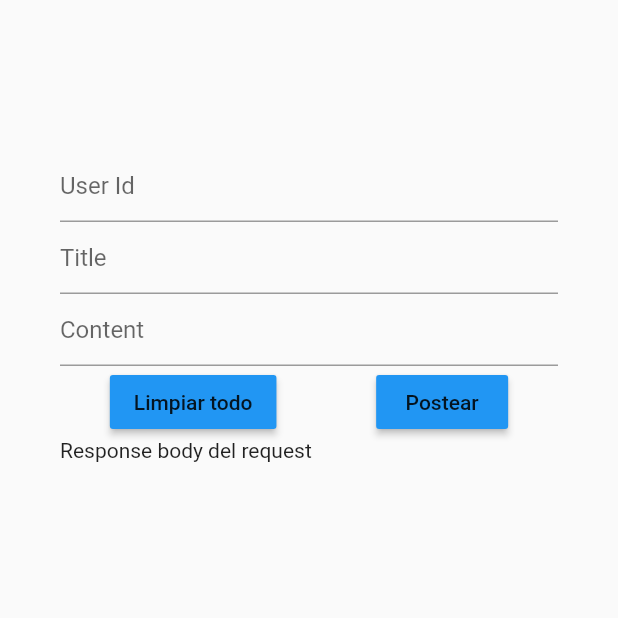
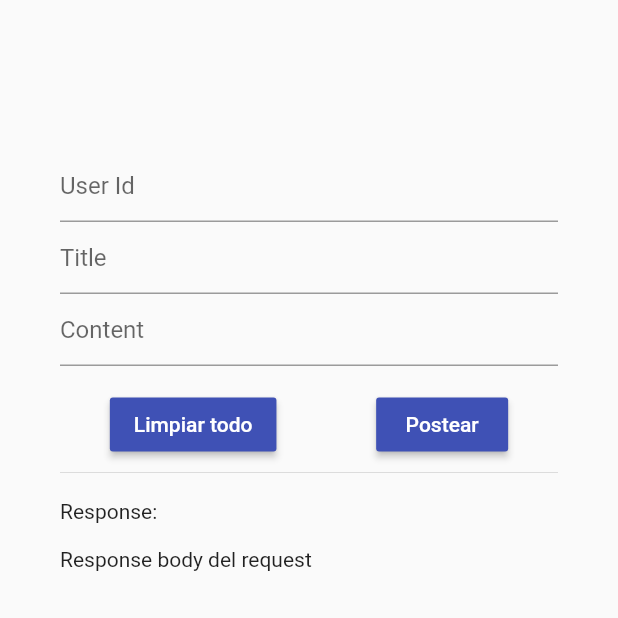
Before and after one commit to MikeGonzaBar/Aplicaciones-Moviles-Actividad-Networking, a Flutter app: the PostPage screen opened directly, on a phone screen of 412 x 824 dp, the top half of it. Run offline on Flutter 3.47's test engine with Material 2 defaults, Android fonts, the phone set to English and light mode, and no system bars; network calls fail.

Commit message:
Functional post screen

```diff
--- a/lib/pages/post_page.dart
+++ b/lib/pages/post_page.dart
@@ -1,24 +1,27 @@
-import 'dart:ffi';
 import 'dart:ui';
 
 import 'package:flutter/material.dart';
 import 'package:networking/providers/request_provider.dart';
 import 'package:provider/provider.dart';
 
-class PostPage extends StatelessWidget {
+class PostPage extends StatefulWidget {
   const PostPage({super.key});
 
+  @override
+  State<PostPage> createState() => _PostPageState();
+}
+
+class _PostPageState extends State<PostPage> {
   @override
   Widget build(BuildContext context) {
     final userIdTextController = TextEditingController();
     final titleTextController = TextEditingController();
     final contentTextController = TextEditingController();
 
-    var responseBodyToRead = "Response body del request";
-
     return Scaffold(
-      body: Container(
-        padding: EdgeInsets.fromLTRB(40, 100, 40, 40),
+      body: SingleChildScrollView(
+        child: Container(
+          padding: const EdgeInsets.fromLTRB(40, 100, 40, 40),
           child: Column(
             crossAxisAlignment: CrossAxisAlignment.start,
             children: [
@@ -34,40 +37,60 @@ class PostPage extends StatelessWidget {
                 controller: contentTextController,
                 decoration: const InputDecoration(hintText: "Content"),
               ),
-            Row(
+              Padding(
+                padding: const EdgeInsets.fromLTRB(0, 15, 0, 0),
+                child: Row(
                   mainAxisAlignment: MainAxisAlignment.spaceAround,
                   children: [
                     MaterialButton(
-                    color: Colors.blue,
+                        color: Colors.indigo,
                         onPressed: () {
                           userIdTextController.clear();
                           titleTextController.clear();
                           contentTextController.clear();
                         },
-                    child: const Text("Limpiar todo")),
+                        child: const Text(
+                          "Limpiar todo",
+                          style: TextStyle(color: Colors.white),
+                        )),
                     MaterialButton(
-                    color: Colors.blue,
+                        color: Colors.indigo,
                         onPressed: () async {
-                      var data;
-                      data.title = titleTextController.text;
-                      data.body = contentTextController.text;
-                      data.userId = userIdTextController.text;
-                      var response = await data.context
-                          .read<RequestProvider>()
-                          .postToAPI(data);
+                          dynamic data = {
+                            "title": titleTextController.text,
+                            "body": contentTextController.text,
+                            "userId": userIdTextController.text
+                          };
+
+                          await context.read<RequestProvider>().postToAPI(data);
                         },
-                    child: const Text("Postear")),
+                        child: const Text(
+                          "Postear",
+                          style: TextStyle(color: Colors.white),
+                        )),
                   ],
                 ),
+              ),
+              const Divider(),
+              Padding(
+                padding: const EdgeInsets.fromLTRB(0, 10, 0, 0),
+                child: Column(
+                  crossAxisAlignment: CrossAxisAlignment.start,
+                  children: [
+                    const Text("Response:\n"),
                     Text(
-              responseBodyToRead,
+                      context.watch<RequestProvider>().responseBodyToShow,
                       style: const TextStyle(
                         fontFeatures: [FontFeature.tabularFigures()],
+                      ),
+                    ),
+                  ],
                 ),
               )
             ],
           ),
         ),
+      ),
     );
   }
 }
```
Also changed, not shown: lib/pages/home_page.dart (+9 -5 lines), lib/providers/request_provider.dart (+14 -7 lines). Lines whose indentation alone changed are shown as unchanged.
